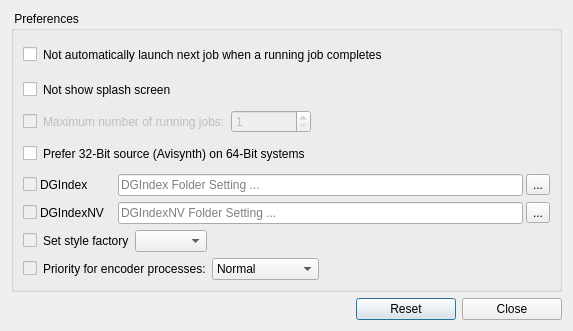
This is com/preferences.ui in emako/qvs as Qt 5 draws it before an edit. The edited form follows.
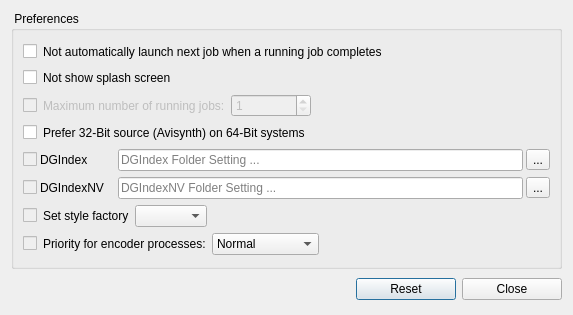
This is the edited form. Icons and pictures are not drawn.

```diff
--- a/com/preferences.ui
+++ b/com/preferences.ui
@@ -10,7 +10,7 @@
     <x>0</x>
     <y>0</y>
     <width>573</width>
-    <height>331</height>
+    <height>315</height>
    </rect>
   </property>
   <property name="windowTitle">
@@ -26,10 +26,36 @@
       <string> Preferences </string>
      </property>
      <layout class="QVBoxLayout" name="verticalLayout">
+      <property name="leftMargin">
+       <number>0</number>
+      </property>
+      <property name="topMargin">
+       <number>2</number>
+      </property>
+      <property name="rightMargin">
+       <number>0</number>
+      </property>
+      <property name="bottomMargin">
+       <number>2</number>
+      </property>
       <item>
+       <widget class="QWidget" name="widget" native="true">
        <layout class="QVBoxLayout" name="verticalLayout_3">
         <item>
+          <widget class="QWidget" name="widget" native="true">
          <layout class="QHBoxLayout" name="horizontalLayout_2">
+            <property name="leftMargin">
+             <number>0</number>
+            </property>
+            <property name="topMargin">
+             <number>0</number>
+            </property>
+            <property name="rightMargin">
+             <number>0</number>
+            </property>
+            <property name="bottomMargin">
+             <number>0</number>
+            </property>
           <item>
            <widget class="QCheckBox" name="checkNotRunNextJob">
             <property name="text">
@@ -58,9 +84,23 @@
            </spacer>
           </item>
          </layout>
+          </widget>
         </item>
         <item>
+          <widget class="QWidget" name="widget" native="true">
          <layout class="QHBoxLayout" name="horizontalLayout_5">
+            <property name="leftMargin">
+             <number>0</number>
+            </property>
+            <property name="topMargin">
+             <number>0</number>
+            </property>
+            <property name="rightMargin">
+             <number>0</number>
+            </property>
+            <property name="bottomMargin">
+             <number>0</number>
+            </property>
           <item>
            <widget class="QCheckBox" name="checkNotShowSplashScreen">
             <property name="text">
@@ -92,9 +132,23 @@
            </spacer>
           </item>
          </layout>
+          </widget>
         </item>
         <item>
+          <widget class="QWidget" name="widget" native="true">
          <layout class="QHBoxLayout" name="horizontalLayout_3">
+            <property name="leftMargin">
+             <number>0</number>
+            </property>
+            <property name="topMargin">
+             <number>0</number>
+            </property>
+            <property name="rightMargin">
+             <number>0</number>
+            </property>
+            <property name="bottomMargin">
+             <number>0</number>
+            </property>
           <item>
            <widget class="QCheckBox" name="checkBoxDummy1">
             <property name="enabled">
@@ -154,9 +208,23 @@
            </spacer>
           </item>
          </layout>
+          </widget>
         </item>
         <item>
+          <widget class="QWidget" name="widget" native="true">
          <layout class="QHBoxLayout" name="horizontalLayout_7">
+            <property name="leftMargin">
+             <number>0</number>
+            </property>
+            <property name="topMargin">
+             <number>0</number>
+            </property>
+            <property name="rightMargin">
+             <number>0</number>
+            </property>
+            <property name="bottomMargin">
+             <number>0</number>
+            </property>
           <item>
            <widget class="QCheckBox" name="checkUse32BitAVS">
             <property name="toolTip">
@@ -192,12 +260,26 @@
            </spacer>
           </item>
          </layout>
+          </widget>
         </item>
         <item>
+          <widget class="QWidget" name="widget" native="true">
          <layout class="QHBoxLayout" name="horizontalLayout_14">
           <property name="spacing">
            <number>3</number>
           </property>
+            <property name="leftMargin">
+             <number>0</number>
+            </property>
+            <property name="topMargin">
+             <number>0</number>
+            </property>
+            <property name="rightMargin">
+             <number>0</number>
+            </property>
+            <property name="bottomMargin">
+             <number>0</number>
+            </property>
           <item>
            <widget class="QCheckBox" name="checkBoxDG">
             <property name="enabled">
@@ -236,12 +318,26 @@
            </widget>
           </item>
          </layout>
+          </widget>
         </item>
         <item>
+          <widget class="QWidget" name="widget" native="true">
          <layout class="QHBoxLayout" name="horizontalLayout_12">
           <property name="spacing">
            <number>3</number>
           </property>
+            <property name="leftMargin">
+             <number>0</number>
+            </property>
+            <property name="topMargin">
+             <number>0</number>
+            </property>
+            <property name="rightMargin">
+             <number>0</number>
+            </property>
+            <property name="bottomMargin">
+             <number>0</number>
+            </property>
           <item>
            <widget class="QCheckBox" name="checkBoxDGNV">
             <property name="enabled">
@@ -280,9 +376,23 @@
            </widget>
           </item>
          </layout>
+          </widget>
         </item>
         <item>
+          <widget class="QWidget" name="widget" native="true">
          <layout class="QHBoxLayout" name="horizontalLayout_4">
+            <property name="leftMargin">
+             <number>0</number>
+            </property>
+            <property name="topMargin">
+             <number>0</number>
+            </property>
+            <property name="rightMargin">
+             <number>0</number>
+            </property>
+            <property name="bottomMargin">
+             <number>0</number>
+            </property>
           <item>
            <widget class="QCheckBox" name="checkBoxDummy3">
             <property name="enabled">
@@ -324,9 +434,23 @@
            </spacer>
           </item>
          </layout>
+          </widget>
         </item>
         <item>
+          <widget class="QWidget" name="widget" native="true">
          <layout class="QHBoxLayout" name="horizontalLayout_11">
+            <property name="leftMargin">
+             <number>0</number>
+            </property>
+            <property name="topMargin">
+             <number>0</number>
+            </property>
+            <property name="rightMargin">
+             <number>0</number>
+            </property>
+            <property name="bottomMargin">
+             <number>0</number>
+            </property>
           <item>
            <widget class="QCheckBox" name="checkBoxDummy2">
             <property name="enabled">
@@ -401,14 +525,29 @@
            </spacer>
           </item>
          </layout>
-        </item>
-       </layout>
+          </widget>
+         </item>
+        </layout>
+       </widget>
       </item>
      </layout>
     </widget>
    </item>
    <item>
+    <widget class="QWidget" name="widget" native="true">
     <layout class="QHBoxLayout" name="horizontalLayout">
+      <property name="leftMargin">
+       <number>0</number>
+      </property>
+      <property name="topMargin">
+       <number>0</number>
+      </property>
+      <property name="rightMargin">
+       <number>0</number>
+      </property>
+      <property name="bottomMargin">
+       <number>0</number>
+      </property>
      <item>
       <spacer name="horizontalSpacer">
        <property name="orientation">
@@ -457,6 +596,7 @@
       </widget>
      </item>
     </layout>
+    </widget>
    </item>
   </layout>
  </widget>
```
Left out of the diff: 19 changed lines with no effect on the pictures. Lines whose indentation alone changed are shown as unchanged.
